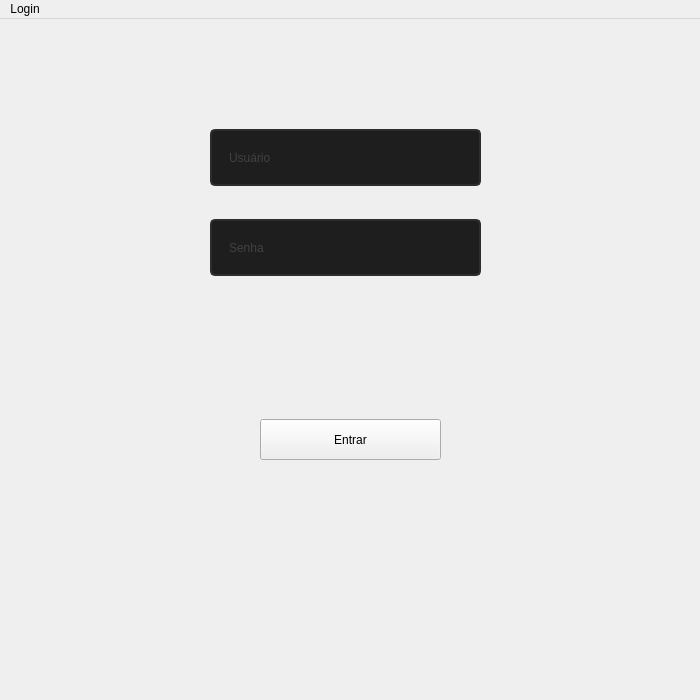
Before: the Qt Designer form login_tela.ui in PatrickAlmeidaa/managerHUB, drawn with Qt 5.
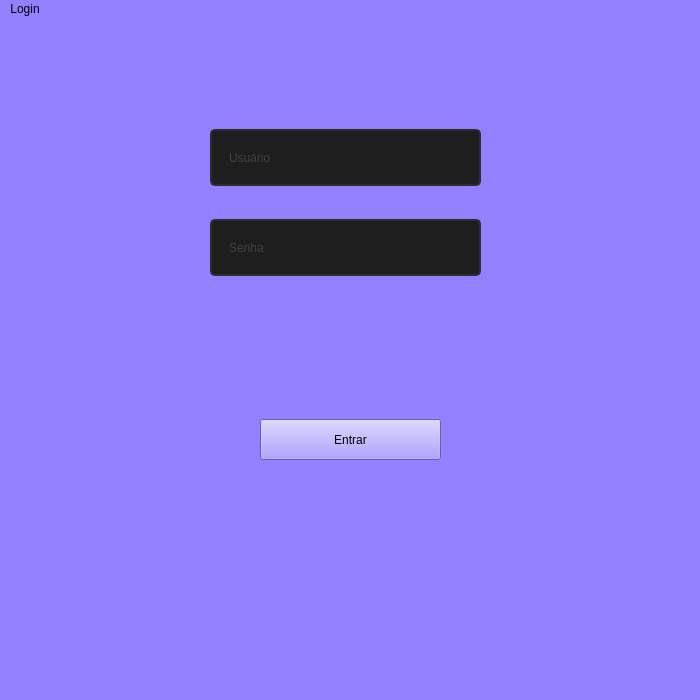
After: the same form once the commit is applied.

Diff of the .ui file:
```diff
--- a/login_tela.ui
+++ b/login_tela.ui
@@ -20,7 +20,7 @@
    <string>MainWindow</string>
   </property>
   <property name="styleSheet">
-   <string notr="true"/>
+   <string notr="true">background-color: rgb(147, 128, 255);</string>
   </property>
   <widget class="QWidget" name="centralwidget">
    <widget class="QLineEdit" name="lineEdit">
@@ -100,7 +100,8 @@
      </rect>
     </property>
     <property name="styleSheet">
-     <string notr="true">font: 12pt &quot;Segoe UI&quot;;</string>
+     <string notr="true">font: 12pt &quot;Segoe UI&quot;;
+color: rgb(0, 0, 0);</string>
     </property>
     <property name="text">
      <string>Entrar</string>
@@ -113,7 +114,7 @@
      <x>0</x>
      <y>0</y>
      <width>700</width>
-     <height>21</height>
+     <height>25</height>
     </rect>
    </property>
    <widget class="QMenu" name="menuLogin">
```
